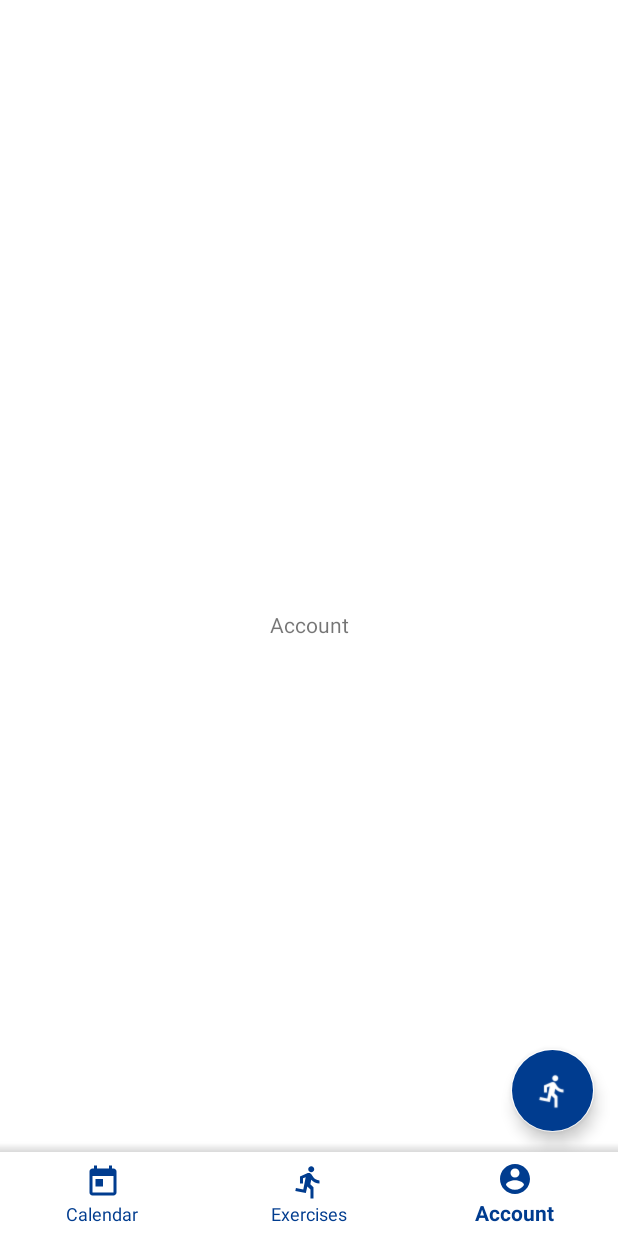
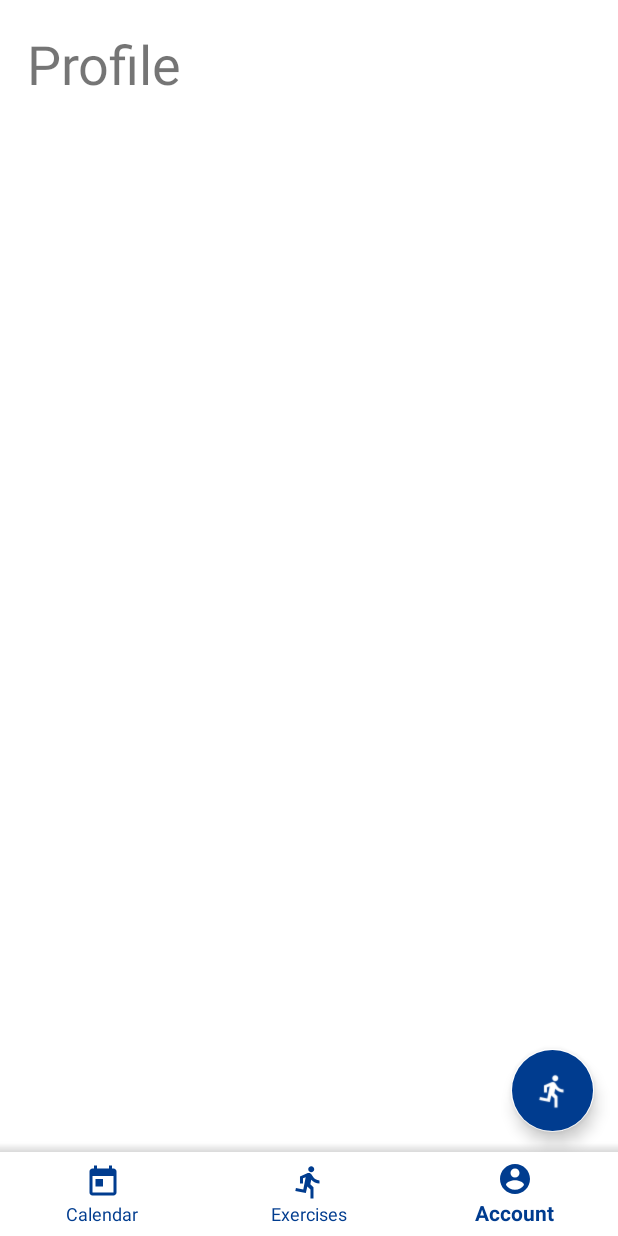
Before and after one commit to zeletrik/body-transform-android, an Android app: the screen it shows after launch (MainActivity), item 3 of the bottom bar chosen, on a phone screen of 412 x 824 dp. Run offline under Robolectric (Android 15) with nearby library versions, the phone set to English and light mode, and no system bars; 3 statements that could not run were skipped.

Commit message:
Fix for migration

```diff
--- a/app/src/main/java/hu/zeletrik/daily/exercises/application/presenter/MainActivity.java
+++ b/app/src/main/java/hu/zeletrik/daily/exercises/application/presenter/MainActivity.java
@@ -3,6 +3,7 @@ package hu.zeletrik.daily.exercises.application.presenter;
 import android.content.Intent;
 import android.os.Bundle;
 
+import androidx.annotation.NonNull;
 import androidx.appcompat.app.AppCompatActivity;
 import androidx.fragment.app.Fragment;
 import androidx.fragment.app.FragmentManager;
@@ -30,15 +31,16 @@ public class MainActivity extends AppCompatActivity {
 
     MenuItem prevMenuItem;
     private FloatingActionButton startFab;
+    private  ViewPager viewPager;
+    private BottomNavigationView bottomNavigationView;
 
     @Override
     protected void onCreate(Bundle savedInstanceState) {
         super.onCreate(savedInstanceState);
+        setContentView(R.layout.activity_main);
 
-
-        setContentView(R.layout.activity_main);
-        BottomNavigationView bottomNavigationView = findViewById(R.id.bottom_navigation);
-        ViewPager viewPager = findViewById(R.id.container);
+        bottomNavigationView = findViewById(R.id.bottom_navigation);
+        viewPager = findViewById(R.id.container);
         startFab = findViewById(R.id.fab);
 
         startFab.setOnClickListener(v -> startWorkout());
@@ -108,10 +110,11 @@ public class MainActivity extends AppCompatActivity {
         private final List<Fragment> mFragmentList = new ArrayList<>();
         private final List<String> mFragmentTitleList = new ArrayList<>();
 
-        public ViewPagerAdapter(FragmentManager manager) {
-            super(manager);
+        ViewPagerAdapter(FragmentManager manager) {
+            super(manager, BEHAVIOR_RESUME_ONLY_CURRENT_FRAGMENT);
         }
 
+        @NonNull
         @Override
         public Fragment getItem(int position) {
             return mFragmentList.get(position);
--- a/app/src/main/java/hu/zeletrik/daily/exercises/application/presenter/fragments/AccountFragment.java
+++ b/app/src/main/java/hu/zeletrik/daily/exercises/application/presenter/fragments/AccountFragment.java
@@ -1,23 +1,32 @@
 package hu.zeletrik.daily.exercises.application.presenter.fragments;
 
+import android.content.SharedPreferences;
 import android.os.Bundle;
 import android.view.LayoutInflater;
 import android.view.View;
 import android.view.ViewGroup;
 
+import androidx.annotation.NonNull;
 import androidx.fragment.app.Fragment;
 
 import hu.zeletrik.daily.exercises.R;
 
-public class AccountFragment extends Fragment {
+public class AccountFragment extends Fragment implements SharedPreferences.OnSharedPreferenceChangeListener {
+
 
     public AccountFragment() {
     }
 
+
     @Override
-    public View onCreateView(LayoutInflater inflater, ViewGroup container,
+    public View onCreateView(@NonNull LayoutInflater inflater, ViewGroup container,
                              Bundle savedInstanceState) {
-        // Inflate the layout for this fragment
+
         return inflater.inflate(R.layout.fragment_account, container, false);
     }
+
+    @Override
+    public void onSharedPreferenceChanged(SharedPreferences sharedPreferences, String key) {
+
+    }
 }
--- a/app/src/main/java/hu/zeletrik/daily/exercises/application/presenter/fragments/ExercisesFragment.java
+++ b/app/src/main/java/hu/zeletrik/daily/exercises/application/presenter/fragments/ExercisesFragment.java
@@ -2,6 +2,7 @@ package hu.zeletrik.daily.exercises.application.presenter.fragments;
 
 import android.content.Intent;
 import android.os.Bundle;
+import android.util.Log;
 import android.view.LayoutInflater;
 import android.view.View;
 import android.view.ViewGroup;
@@ -22,9 +23,10 @@ import hu.zeletrik.daily.exercises.application.service.impl.WorkoutServiceImpl;
 
 public class ExercisesFragment extends Fragment implements ExercisesAdapter.ItemClickListener {
 
-    public static final String WORKOUT = "workout";
+    private static final String WORKOUT = "workout";
     private WorkoutService workoutService;
     private ExercisesAdapter adapter;
+    private RecyclerView recyclerView;
 
     public ExercisesFragment() {
     }
@@ -32,12 +34,10 @@ public class ExercisesFragment extends Fragment implements ExercisesAdapter.Item
     @Override
     public View onCreateView(LayoutInflater inflater, ViewGroup container, Bundle savedInstanceState) {
         workoutService = new WorkoutServiceImpl(getContext());
-
         View rootView = inflater.inflate(R.layout.fragment_exercises, container, false);
-
         List<Exercise> exerciseList = workoutService.getBaseExercises();
 
-        RecyclerView recyclerView = rootView.findViewById(R.id.exerciseList);
+        recyclerView = rootView.findViewById(R.id.exerciseList);
         recyclerView.setLayoutManager(new LinearLayoutManager(getContext()));
         adapter = new ExercisesAdapter(getContext(), exerciseList);
         adapter.setClickListener(this);
--- a/app/src/main/res/layout/activity_exercises_details.xml
+++ b/app/src/main/res/layout/activity_exercises_details.xml
@@ -6,13 +6,13 @@
     android:layout_height="match_parent"
     android:background="@color/white">
 
-    <android.support.constraint.ConstraintLayout
+    <androidx.constraintlayout.widget.ConstraintLayout
         android:layout_width="match_parent"
         android:layout_height="wrap_content"
         android:background="@color/white"
         android:paddingBottom="20dp">
 
-        <android.support.v7.widget.Toolbar
+        <androidx.appcompat.widget.Toolbar
             android:id="@+id/toolbar"
             android:layout_width="match_parent"
             android:layout_height="wrap_content"
@@ -186,5 +186,5 @@
                 app:layout_constraintStart_toStartOf="parent" />
         -->
 
-    </android.support.constraint.ConstraintLayout>
+    </androidx.constraintlayout.widget.ConstraintLayout>
 </ScrollView>
--- a/app/src/main/res/layout/activity_main.xml
+++ b/app/src/main/res/layout/activity_main.xml
@@ -1,24 +1,22 @@
 <?xml version="1.0" encoding="utf-8"?>
-<android.support.constraint.ConstraintLayout xmlns:android="http://schemas.android.com/apk/res/android"
+<androidx.constraintlayout.widget.ConstraintLayout
+    xmlns:android="http://schemas.android.com/apk/res/android"
     android:layout_width="match_parent"
     android:layout_height="match_parent"
     xmlns:app="http://schemas.android.com/apk/res-auto">
 
-
-
-    <RelativeLayout xmlns:android="http://schemas.android.com/apk/res/android"
-        xmlns:app="http://schemas.android.com/apk/res-auto"
+    <RelativeLayout
         android:id="@+id/relativeLayout"
         android:layout_width="match_parent"
         android:layout_height="match_parent">
 
-        <android.support.v4.view.ViewPager
+        <androidx.viewpager.widget.ViewPager
             android:id="@+id/container"
             android:layout_width="match_parent"
             android:layout_height="match_parent"
             app:layout_behavior="@string/appbar_scrolling_view_behavior" />
 
-        <android.support.design.widget.BottomNavigationView
+        <com.google.android.material.bottomnavigation.BottomNavigationView
             android:id="@+id/bottom_navigation"
             android:layout_width="match_parent"
             android:layout_height="wrap_content"
@@ -35,7 +33,7 @@
             android:layout_above="@id/bottom_navigation"
             android:background="@drawable/shadow"/>
 
-        <android.support.design.widget.FloatingActionButton
+        <com.google.android.material.floatingactionbutton.FloatingActionButton
             android:id="@+id/fab"
             android:layout_width="55dp"
             android:layout_height="55dp"
@@ -52,5 +50,4 @@
             android:translationZ="10dp" />
     </RelativeLayout>
 
-
-</android.support.constraint.ConstraintLayout>
+</androidx.constraintlayout.widget.ConstraintLayout>
--- a/app/src/main/res/layout/activity_workout.xml
+++ b/app/src/main/res/layout/activity_workout.xml
@@ -1,5 +1,5 @@
 <?xml version="1.0" encoding="utf-8"?>
-<android.support.design.widget.CoordinatorLayout xmlns:android="http://schemas.android.com/apk/res/android"
+<androidx.coordinatorlayout.widget.CoordinatorLayout xmlns:android="http://schemas.android.com/apk/res/android"
     xmlns:app="http://schemas.android.com/apk/res-auto"
     xmlns:tools="http://schemas.android.com/tools"
     android:id="@+id/drawer_layout"
@@ -17,4 +17,4 @@
             android:layout_width="match_parent"
             android:layout_height="match_parent" />
 
-</android.support.design.widget.CoordinatorLayout>
+</androidx.coordinatorlayout.widget.CoordinatorLayout>
--- a/app/src/main/res/layout/fragment_account.xml
+++ b/app/src/main/res/layout/fragment_account.xml
@@ -1,20 +1,20 @@
 <?xml version="1.0" encoding="utf-8"?>
-<android.support.constraint.ConstraintLayout xmlns:android="http://schemas.android.com/apk/res/android"
+<LinearLayout xmlns:android="http://schemas.android.com/apk/res/android"
+    xmlns:app="http://schemas.android.com/apk/res-auto"
     android:layout_width="match_parent"
     android:layout_height="match_parent"
     android:background="@color/white"
-    xmlns:app="http://schemas.android.com/apk/res-auto">
+    android:orientation="vertical">
 
     <TextView
         android:layout_width="wrap_content"
         android:layout_height="wrap_content"
-        android:layout_marginStart="8dp"
-        android:layout_marginTop="8dp"
-        android:layout_marginEnd="8dp"
-        android:text="Account"
-        app:layout_constraintBottom_toBottomOf="parent"
-        app:layout_constraintEnd_toEndOf="parent"
-        app:layout_constraintStart_toStartOf="parent"
-        app:layout_constraintTop_toTopOf="parent" />
+        android:layout_marginStart="18dp"
+        android:layout_marginTop="18dp"
+        android:layout_marginEnd="18dp"
+        android:layout_marginBottom="12dp"
+        android:text="Profile"
+        android:textSize="36sp" />
 
-</android.support.constraint.ConstraintLayout>
+
+</LinearLayout>
--- a/app/src/main/res/layout/fragment_calendar.xml
+++ b/app/src/main/res/layout/fragment_calendar.xml
@@ -1,5 +1,5 @@
 <?xml version="1.0" encoding="utf-8"?>
-<android.support.constraint.ConstraintLayout xmlns:android="http://schemas.android.com/apk/res/android"
+<androidx.constraintlayout.widget.ConstraintLayout xmlns:android="http://schemas.android.com/apk/res/android"
     xmlns:app="http://schemas.android.com/apk/res-auto"
     android:background="@color/white"
     android:layout_width="match_parent"
@@ -17,4 +17,4 @@
         app:layout_constraintStart_toStartOf="parent"
         app:layout_constraintTop_toTopOf="parent" />
 
-</android.support.constraint.ConstraintLayout>
+</androidx.constraintlayout.widget.ConstraintLayout>
--- a/app/src/main/res/layout/fragment_exercises.xml
+++ b/app/src/main/res/layout/fragment_exercises.xml
@@ -16,7 +16,7 @@
         android:text="Exercises"
         android:textSize="36sp" />
 
-    <android.support.v7.widget.RecyclerView
+    <androidx.recyclerview.widget.RecyclerView
         android:id="@+id/exerciseList"
         android:layout_width="match_parent"
         android:layout_height="match_parent"
```
Also changed, not shown: app/build.gradle (+7 -6 lines), app/src/main/AndroidManifest.xml (+2 -5 lines), app/src/main/res/layout/fragment_workout.xml (+4 -4 lines).
